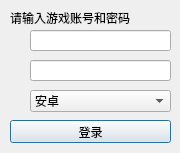
Before: the Qt Designer form Frame_user_login.ui in ProtectorMoe/pc-protector-moe, drawn with Qt 5.
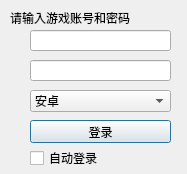
After: the same form once the commit is applied. Icons and pictures are not drawn.

Diff of the .ui file:
```diff
--- a/Frame_user_login.ui
+++ b/Frame_user_login.ui
@@ -6,8 +6,8 @@
    <rect>
     <x>0</x>
     <y>0</y>
-    <width>180</width>
-    <height>153</height>
+    <width>187</width>
+    <height>174</height>
    </rect>
   </property>
   <property name="windowTitle">
@@ -145,9 +145,9 @@
   <widget class="QPushButton" name="bt_close">
    <property name="geometry">
     <rect>
-     <x>10</x>
+     <x>30</x>
      <y>120</y>
-     <width>161</width>
+     <width>141</width>
      <height>23</height>
     </rect>
    </property>
@@ -159,6 +159,19 @@
      <normaloff>icon/login.png</normaloff>icon/login.png</iconset>
    </property>
   </widget>
+  <widget class="QCheckBox" name="checkBox">
+   <property name="geometry">
+    <rect>
+     <x>30</x>
+     <y>150</y>
+     <width>71</width>
+     <height>16</height>
+    </rect>
+   </property>
+   <property name="text">
+    <string>自动登录</string>
+   </property>
+  </widget>
  </widget>
  <resources/>
  <connections/>
```
